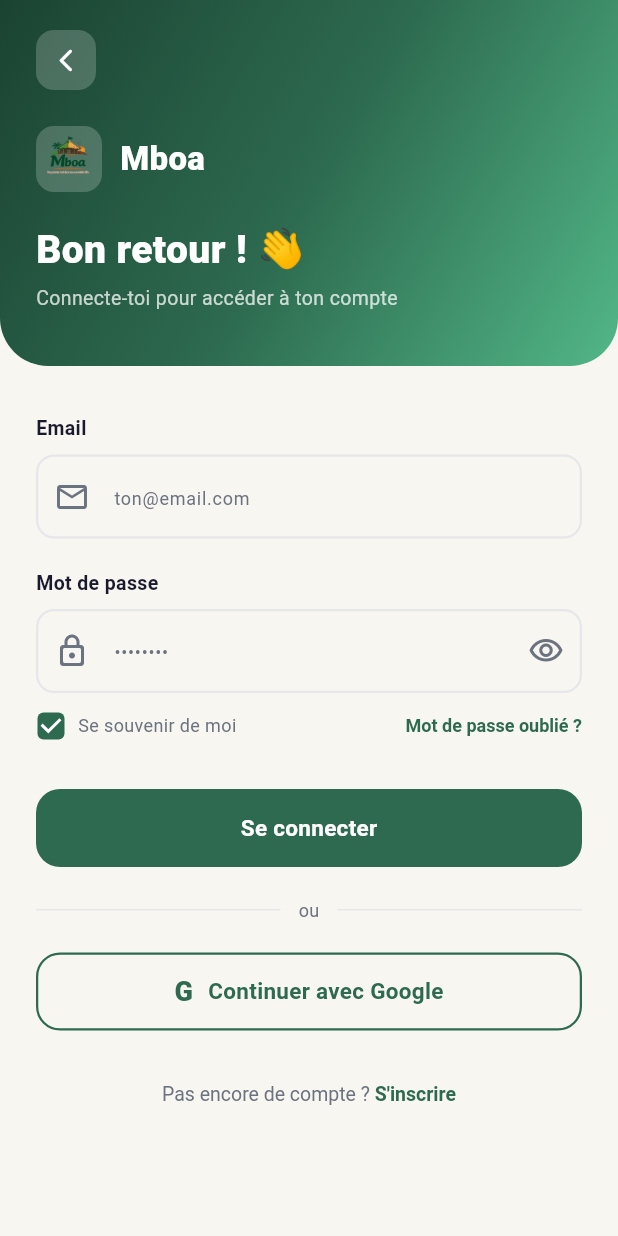
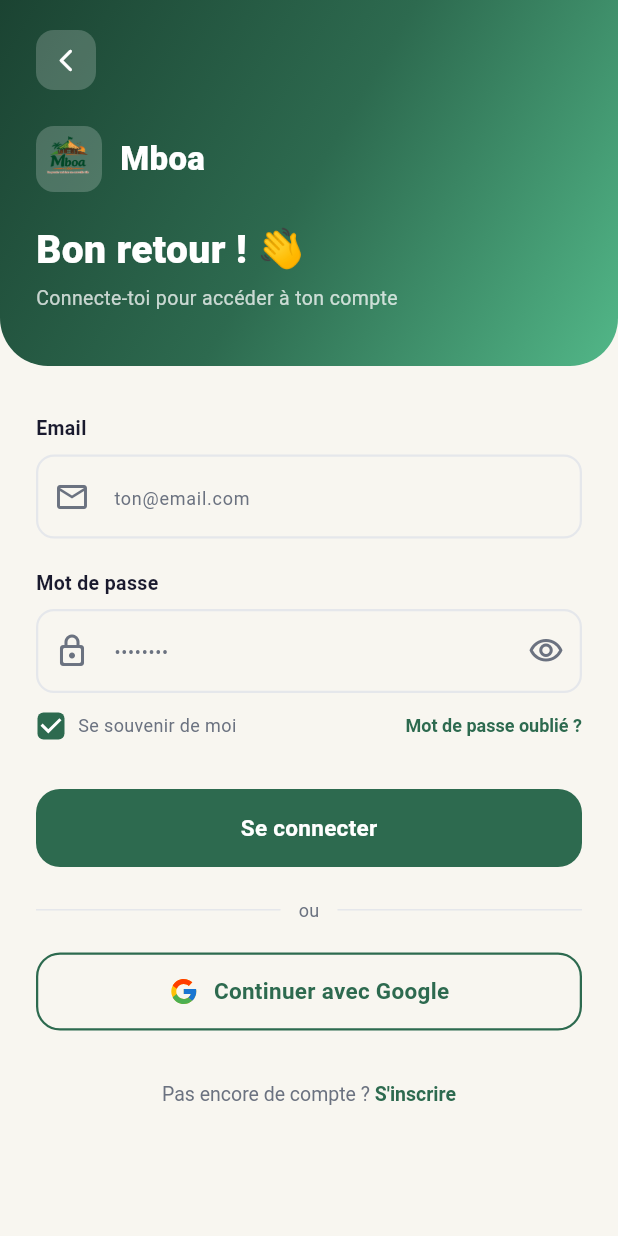
Before and after one commit to Ferdinand237-sudo/mboa_app, a Flutter app: the LoginScreen screen opened by its route, on a phone screen of 412 x 824 dp. Run offline on Flutter 3.47's test engine with Material 3 defaults, Android fonts, the phone set to English and light mode, and no system bars; our stand-ins replace flutter_map, flutter_riverpod, flutter_svg, geolocator, go_router, image_picker and 4 more; accounts and stored records are empty; Roboto replaces fonts that are missing (Poppins).

Commit message:
Active la connexion/inscription Google (OAuth Supabase)
- Câble les boutons "Continuer avec Google" (login + inscription) sur
  supabase.auth.signInWithOAuth, avec le vrai logo Google multicolore
  (assets/icons/google_logo.svg) à la place du texte "G".
- AndroidManifest.xml : ajoute l'intent-filter pour le retour du
  navigateur vers l'app (com.mboa.app://login-callback) après connexion.
- router.dart : ajoute un refreshListenable branché sur
  auth.onAuthStateChange pour rediriger automatiquement vers /main dès
  que la session OAuth est établie (sinon l'utilisateur resterait
  bloqué sur l'écran de login au retour du navigateur).
- Trigger handle_new_user() côté Supabase mis à jour pour récupérer le
  nom réel depuis le profil Google (full_name/name) au lieu d'afficher
  "Utilisateur" par défaut pour les comptes créés via Google.

```diff
--- a/lib/features/auth/screens/login_screen.dart
+++ b/lib/features/auth/screens/login_screen.dart
@@ -1,4 +1,5 @@
 import 'package:flutter/material.dart';
+import 'package:flutter_svg/flutter_svg.dart';
 import 'package:go_router/go_router.dart';
 import 'package:shared_preferences/shared_preferences.dart';
 import '../../../core/theme/app_theme.dart';
@@ -20,6 +21,7 @@ class _LoginScreenState extends State<LoginScreen> {
   final _passwordController = TextEditingController();
   bool _obscurePassword = true;
   bool _isLoading = false;
+  bool _isLoadingGoogle = false;
   bool _rememberMe = false;
 
   @override
@@ -98,6 +100,27 @@ class _LoginScreenState extends State<LoginScreen> {
       return 'Veuillez confirmer votre email';
     }
     return 'Une erreur est survenue. Réessayez.';
+  }
+
+  Future<void> _connexionGoogle() async {
+    setState(() => _isLoadingGoogle = true);
+    try {
+      await Supabase.instance.client.auth.signInWithOAuth(
+        OAuthProvider.google,
+        redirectTo: 'com.mboa.app://login-callback',
+      );
+    } catch (e) {
+      if (mounted) {
+        ScaffoldMessenger.of(context).showSnackBar(
+          const SnackBar(
+            content: Text('Impossible d\'ouvrir la connexion Google'),
+            backgroundColor: MboaColors.danger,
+          ),
+        );
+      }
+    } finally {
+      if (mounted) setState(() => _isLoadingGoogle = false);
+    }
   }
 
   @override
@@ -347,18 +370,25 @@ class _LoginScreenState extends State<LoginScreen> {
                         width: double.infinity,
                         height: MboaSizes.buttonHeight,
                         child: OutlinedButton(
-                          onPressed: () {},
-                          child: Row(
-                            mainAxisAlignment: MainAxisAlignment.center,
+                          onPressed:
+                              _isLoadingGoogle ? null : _connexionGoogle,
+                          child: _isLoadingGoogle
+                              ? const SizedBox(
+                                  width: 22,
+                                  height: 22,
+                                  child: CircularProgressIndicator(
+                                    color: MboaColors.primary,
+                                    strokeWidth: 2.5,
+                                  ),
+                                )
+                              : Row(
+                                  mainAxisAlignment:
+                                      MainAxisAlignment.center,
                                   children: [
-                              const Text(
-                                'G',
-                                style: TextStyle(
-                                  fontFamily: 'Poppins',
-                                  fontSize: 18,
-                                  fontWeight: FontWeight.w800,
-                                  color: MboaColors.primary,
-                                ),
+                                    SvgPicture.asset(
+                                      'assets/icons/google_logo.svg',
+                                      width: 20,
+                                      height: 20,
                                     ),
                                     const SizedBox(width: 10),
                                     Text(
```
Also changed, not shown: lib/app/router.dart (+23 -0 lines), lib/features/auth/screens/register_screen.dart (+40 -10 lines), assets/icons/google_logo.svg (added), 1 other file. Lines whose indentation alone changed are shown as unchanged.
